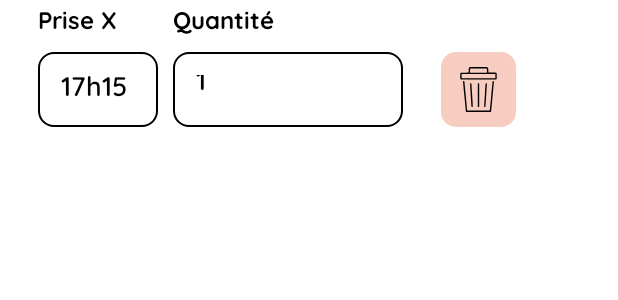
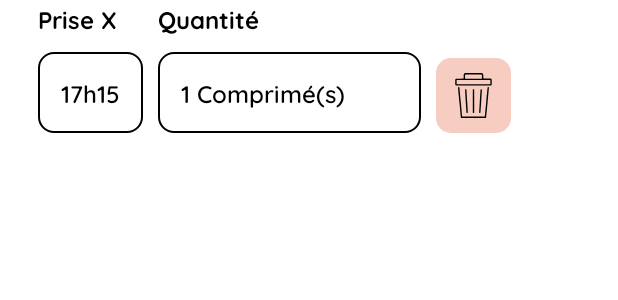
Before and after one commit to PacomeCailleteau/Medicalink, an Android app: the layout item_add_prise.xml on its own in the app's theme, with its tools: preview values and no code run, on a phone screen of 412 x 824 dp. Shown: the top 300 px of the screen. Run offline under Robolectric (Android 15) with nearby library versions, the phone set to English and light mode, and no system bars.

```diff
--- a/app/src/main/java/dev/mobile/medicalink/CreerProfilActivity.kt
+++ b/app/src/main/java/dev/mobile/medicalink/CreerProfilActivity.kt
@@ -150,7 +150,6 @@ class CreerProfilActivity : AppCompatActivity() {
                 dateNaissance,
                 email
             )
-            Log.d("CREER", "Utilisateur : $user")
             Thread {
                 res = userDatabaseInterface.insertUser(user)
                 if (res!!.first) {
--- a/app/src/main/java/dev/mobile/medicalink/fragments/traitements/AjoutManuelSchemaPrise2Fragment.kt
+++ b/app/src/main/java/dev/mobile/medicalink/fragments/traitements/AjoutManuelSchemaPrise2Fragment.kt
@@ -13,6 +13,7 @@ import androidx.annotation.RequiresApi
 import androidx.constraintlayout.widget.ConstraintLayout
 import androidx.recyclerview.widget.LinearLayoutManager
 import androidx.recyclerview.widget.RecyclerView
+import com.google.android.material.textfield.TextInputEditText
 import dev.mobile.medicalink.R
 
 
@@ -38,6 +39,7 @@ class AjoutManuelSchemaPrise2Fragment : Fragment() {
         addNouvellePrise = view.findViewById(R.id.btn_add_nouvelle_prise)
         retour = view.findViewById(R.id.retour_schema_prise2)
         suivant = view.findViewById(R.id.suivant1)
+
 
 
         val traitement = arguments?.getSerializable("traitement") as Traitement
--- a/app/src/main/res/layout/item_add_prise.xml
+++ b/app/src/main/res/layout/item_add_prise.xml
@@ -8,29 +8,36 @@
 
     <com.google.android.material.textfield.TextInputEditText
         android:id="@+id/heurePriseInput"
-        android:layout_width="80dp"
-        android:layout_height="50dp"
+        android:layout_width="wrap_content"
+        android:layout_height="wrap_content"
 
         android:layout_marginTop="10dp"
         android:background="@drawable/rounded_white_black_stroke_button_background"
+        android:clickable="true"
+        android:focusable="false"
         android:fontFamily="@font/quicksand_semibold"
         android:hint="17h15"
         android:padding="15dp"
+        android:scrollHorizontally="false"
         android:textColorHint="#000000"
+        android:textSize="16sp"
         app:layout_constraintStart_toStartOf="@+id/numeroPrise"
         app:layout_constraintTop_toBottomOf="@+id/numeroPrise" />
 
     <com.google.android.material.textfield.TextInputEditText
         android:id="@+id/quantiteInput"
-        android:layout_width="153dp"
-        android:layout_height="50dp"
-
+        android:layout_width="175dp"
+        android:layout_height="wrap_content"
         android:layout_marginStart="10dp"
         android:background="@drawable/rounded_white_black_stroke_button_background"
+        android:clickable="true"
+        android:focusable="false"
         android:fontFamily="@font/quicksand_semibold"
         android:hint="1 Comprimé(s)"
         android:padding="15dp"
+        android:scrollHorizontally="false"
         android:textColorHint="#000000"
+        android:textSize="16sp"
         app:layout_constraintBottom_toBottomOf="@+id/heurePriseInput"
         app:layout_constraintStart_toEndOf="@+id/heurePriseInput" />
 
@@ -65,7 +72,7 @@
         android:id="@+id/supprimerlayout"
         android:layout_width="50dp"
         android:layout_height="50dp"
-        android:layout_marginStart="25dp"
+        android:layout_marginStart="10dp"
         android:background="@drawable/rounded_red_button_no_stroke_background"
         android:gravity="center"
         app:layout_constraintBottom_toBottomOf="@+id/quantiteInput"
```
Also changed, not shown: app/src/main/java/dev/mobile/medicalink/fragments/traitements/AjoutManuelAdapterR.kt (+118 -1 lines), app/src/main/java/dev/mobile/medicalink/fragments/traitements/AjoutManuelSearchFragment.kt (+24 -0 lines), app/src/main/res/layout/dialog_dosage.xml (added, +62 -0 lines), app/src/main/res/layout/fragment_ajout_manuel_search.xml (+4 -3 lines).
